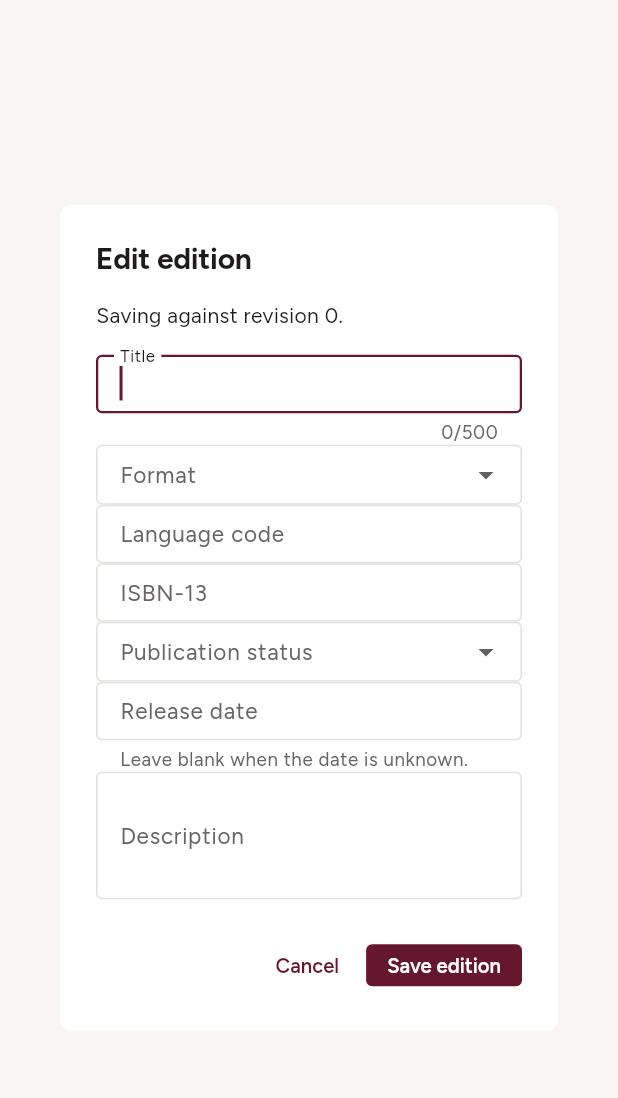
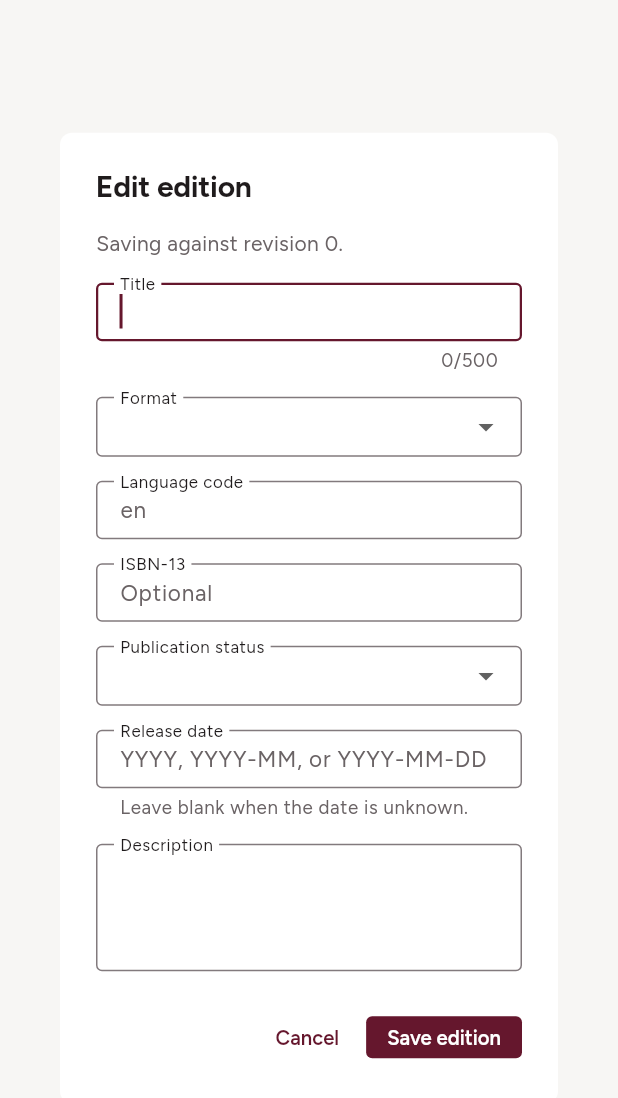
Before and after one commit to thorrsson/bookalog, a Flutter app: the EditionMetadataDialog widget shown alone on an empty page, opened directly with empty values, on a phone screen of 412 x 824 dp. Shown: the top 1098 px of the screen. Run offline on Flutter 3.47's test engine with Material 3 defaults, Android fonts, the phone set to English and light mode, and no system bars; our stand-ins replace csv, flutter_secure_storage, share_plus, shared_preferences, supabase_flutter; missing offline and left inert: cryptography, excel_community, file_selector; accounts and stored records are empty; network calls fail.

Commit message:
Improve responsive form layout and validation
Co-authored-by: Copilot App <223556219+Copilot@users.noreply.github.com>

```diff
--- a/app/lib/design.dart
+++ b/app/lib/design.dart
@@ -18,6 +18,7 @@ class ShelfPalette extends ThemeExtension<ShelfPalette> {
     required this.ink,
     required this.inkMuted,
     required this.hairline,
+    required this.inputBorder,
     required this.accent,
     required this.onAccent,
     required this.accentInk,
@@ -31,6 +32,7 @@ class ShelfPalette extends ThemeExtension<ShelfPalette> {
   final Color ink;
   final Color inkMuted;
   final Color hairline;
+  final Color inputBorder;
   final Color accent;
   final Color onAccent;
 
@@ -50,6 +52,7 @@ class ShelfPalette extends ThemeExtension<ShelfPalette> {
     ink: Color(0xff1f1b1c),
     inkMuted: Color(0xff6a6365),
     hairline: Color(0xffe3dfdc),
+    inputBorder: Color(0xff827a7d),
     accent: Color(0xff65172d),
     onAccent: Color(0xffffffff),
     accentInk: Color(0xff65172d),
@@ -64,6 +67,7 @@ class ShelfPalette extends ThemeExtension<ShelfPalette> {
     ink: Color(0xffece7e8),
     inkMuted: Color(0xffa39c9e),
     hairline: Color(0xff343032),
+    inputBorder: Color(0xff7d7578),
     accent: Color(0xff7e2a41),
     onAccent: Color(0xffffffff),
     accentInk: Color(0xffdda3af),
@@ -82,6 +86,7 @@ class ShelfPalette extends ThemeExtension<ShelfPalette> {
     Color? ink,
     Color? inkMuted,
     Color? hairline,
+    Color? inputBorder,
     Color? accent,
     Color? onAccent,
     Color? accentInk,
@@ -94,6 +99,7 @@ class ShelfPalette extends ThemeExtension<ShelfPalette> {
     ink: ink ?? this.ink,
     inkMuted: inkMuted ?? this.inkMuted,
     hairline: hairline ?? this.hairline,
+    inputBorder: inputBorder ?? this.inputBorder,
     accent: accent ?? this.accent,
     onAccent: onAccent ?? this.onAccent,
     accentInk: accentInk ?? this.accentInk,
@@ -111,6 +117,7 @@ class ShelfPalette extends ThemeExtension<ShelfPalette> {
       ink: Color.lerp(ink, other.ink, t)!,
       inkMuted: Color.lerp(inkMuted, other.inkMuted, t)!,
       hairline: Color.lerp(hairline, other.hairline, t)!,
+      inputBorder: Color.lerp(inputBorder, other.inputBorder, t)!,
       accent: Color.lerp(accent, other.accent, t)!,
       onAccent: Color.lerp(onAccent, other.onAccent, t)!,
       accentInk: Color.lerp(accentInk, other.accentInk, t)!,
@@ -134,6 +141,119 @@ const shelfMono = TextStyle(
 );
 
 const shelfRadius = BorderRadius.all(Radius.circular(4));
+const shelfFormSpacing = 16.0;
+
+class ShelfDialogTitle extends StatelessWidget {
+  const ShelfDialogTitle({
+    super.key,
+    required this.title,
+    this.error,
+    this.busy = false,
+  });
+
+  final String title;
+  final String? error;
+  final bool busy;
+
+  @override
+  Widget build(BuildContext context) {
+    final visibleHeight =
+        MediaQuery.sizeOf(context).height -
+        MediaQuery.viewInsetsOf(context).vertical;
+    final maxErrorHeight = (visibleHeight * 0.25).clamp(0.0, 120.0);
+    return Column(
+      mainAxisSize: MainAxisSize.min,
+      crossAxisAlignment: CrossAxisAlignment.start,
+      children: [
+        Text(title),
+        if (error case final message?)
+          Padding(
+            padding: const EdgeInsets.only(top: 8),
+            child: ConstrainedBox(
+              constraints: BoxConstraints(maxHeight: maxErrorHeight),
+              child: ShelfFormScroll(
+                child: Semantics(
+                  liveRegion: true,
+                  child: Text(
+                    message,
+                    style: Theme.of(context).textTheme.bodySmall
+                        ?.copyWith(color: Theme.of(context).colorScheme.error),
+                  ),
+                ),
+              ),
+            ),
+          ),
+        if (busy)
+          const Padding(
+            padding: EdgeInsets.only(top: 12),
+            child: LinearProgressIndicator(),
+          ),
+      ],
+    );
+  }
+}
+
+class ShelfFormScroll extends StatefulWidget {
+  const ShelfFormScroll({super.key, required this.child});
+
+  final Widget child;
+
+  @override
+  State<ShelfFormScroll> createState() => _ShelfFormScrollState();
+}
+
+class _ShelfFormScrollState extends State<ShelfFormScroll> {
+  final _controller = ScrollController();
+
+  @override
+  void dispose() {
+    _controller.dispose();
+    super.dispose();
+  }
+
+  @override
+  Widget build(BuildContext context) => ScrollConfiguration(
+    behavior: ScrollConfiguration.of(context).copyWith(scrollbars: false),
+    child: Scrollbar(
+      controller: _controller,
+      thumbVisibility: true,
+      child: SingleChildScrollView(
+        controller: _controller,
+        child: widget.child,
+      ),
+    ),
+  );
+}
+
+class ShelfFormRow extends StatelessWidget {
+  const ShelfFormRow({super.key, required this.first, required this.second});
+
+  final Widget first;
+  final Widget second;
+
+  @override
+  Widget build(BuildContext context) => LayoutBuilder(
+    builder: (context, constraints) {
+      final scale = MediaQuery.textScalerOf(context).scale(14) / 14;
+      final minimumFieldWidth = 208 * (scale > 1 ? scale : 1.0);
+      if (constraints.maxWidth < minimumFieldWidth * 2 + shelfFormSpacing) {
+        return Column(
+          crossAxisAlignment: CrossAxisAlignment.stretch,
+          spacing: shelfFormSpacing,
+          children: [first, second],
+        );
+      }
+      return Row(
+        crossAxisAlignment: CrossAxisAlignment.start,
+        children: [
+          Expanded(child: first),
+          const SizedBox(width: shelfFormSpacing),
+          Expanded(child: second),
+        ],
+      );
+    },
+  );
+}
 
 ThemeData buildBookalogTheme(Brightness brightness) {
   final palette = brightness == Brightness.light
@@ -221,6 +341,7 @@ ThemeData buildBookalogTheme(Brightness brightness) {
   const buttonSize = Size(0, 36);
   const buttonPadding = EdgeInsets.symmetric(horizontal: 14);
   final hairlineSide = BorderSide(color: palette.hairline);
+  final inputSide = BorderSide(color: palette.inputBorder);
   return base.copyWith(
     textTheme: text,
     scaffoldBackgroundColor: palette.canvas,
@@ -305,14 +426,15 @@ ThemeData buildBookalogTheme(Brightness brightness) {
       filled: true,
       fillColor: palette.paper,
       isDense: true,
+      floatingLabelBehavior: FloatingLabelBehavior.always,
       contentPadding: const EdgeInsets.symmetric(horizontal: 12, vertical: 12),
       border: OutlineInputBorder(
         borderRadius: shelfRadius,
-        borderSide: hairlineSide,
+        borderSide: inputSide,
       ),
       enabledBorder: OutlineInputBorder(
         borderRadius: shelfRadius,
-        borderSide: hairlineSide,
+        borderSide: inputSide,
       ),
       focusedBorder: OutlineInputBorder(
         borderRadius: shelfRadius,
--- a/app/lib/main.dart
+++ b/app/lib/main.dart
@@ -196,10 +196,14 @@ class _Wordmark extends StatelessWidget {
     children: [
       const ShelfMark(),
       const SizedBox(width: 10),
-      Text(
+      Flexible(
+        child: Text(
           'Bookalog',
+          maxLines: 1,
+          overflow: TextOverflow.ellipsis,
           style: Theme.of(context).textTheme.titleMedium
               ?.copyWith(fontWeight: FontWeight.w700, letterSpacing: -0.2),
+        ),
       ),
     ],
   );
@@ -2990,11 +2994,14 @@ class _AddMemberDialogState extends State<_AddMemberDialog> {
 
   @override
   Widget build(BuildContext context) => AlertDialog(
-    title: const Text('Add catalog member'),
+    title: ShelfDialogTitle(title: 'Add catalog member', error: _error),
     content: SizedBox(
       width: 420,
+      child: ShelfFormScroll(
         child: Column(
           mainAxisSize: MainAxisSize.min,
+          crossAxisAlignment: CrossAxisAlignment.stretch,
+          spacing: shelfFormSpacing,
           children: [
             TextField(
               controller: _email,
@@ -3015,17 +3022,8 @@ class _AddMemberDialogState extends State<_AddMemberDialog> {
                 if (role != null) setState(() => _role = role);
               },
             ),
-          if (_error case final error?) ...[
-            const SizedBox(height: 12),
-            Semantics(
-              liveRegion: true,
-              child: Text(
-                error,
-                style: TextStyle(color: Theme.of(context).colorScheme.error),
-              ),
-            ),
-          ],
-        ],
+          ],
+        ),
       ),
     ),
     actions: [
@@ -3064,13 +3062,13 @@ class _EditMemberDialogState extends State<_EditMemberDialog> {
     title: const Text('Member access'),
     content: SizedBox(
       width: 420,
+      child: ShelfFormScroll(
         child: Column(
           mainAxisSize: MainAxisSize.min,
-        children: [
-          Align(
-            alignment: Alignment.centerLeft,
-            child: Text(widget.member.email),
-          ),
+          crossAxisAlignment: CrossAxisAlignment.stretch,
+          spacing: shelfFormSpacing,
+          children: [
+            Text(widget.member.email),
             DropdownButtonFormField<CatalogRole>(
               initialValue: _role,
               decoration: const InputDecoration(labelText: 'Catalog role'),
@@ -3091,6 +3089,7 @@ class _EditMemberDialogState extends State<_EditMemberDialog> {
               onChanged: (value) => setState(() => _active = value),
             ),
           ],
+        ),
       ),
     ),
     actions: [
@@ -3192,25 +3191,29 @@ class _CatalogFilterDialogState extends State<_CatalogFilterDialog> {
 
   @override
   Widget build(BuildContext context) => AlertDialog(
-    title: const Text('Filter catalog'),
+    title: ShelfDialogTitle(title: 'Filter catalog', error: _error),
     content: SizedBox(
       width: 460,
-      child: SingleChildScrollView(
+      child: ShelfFormScroll(
         child: Column(
           mainAxisSize: MainAxisSize.min,
-          children: [
-            TextField(
+          crossAxisAlignment: CrossAxisAlignment.stretch,
+          spacing: shelfFormSpacing,
+          children: [
+            ShelfFormRow(
+              first: TextField(
                 controller: _category,
                 decoration: const InputDecoration(
                   labelText: 'Category contains',
                   hintText: 'e.g. Fiction',
                 ),
               ),
-            TextField(
+              second: TextField(
                 controller: _contributor,
                 decoration: const InputDecoration(
                   labelText: 'Contributor contains',
                   hintText: 'e.g. surname',
+                ),
               ),
             ),
             DropdownButtonFormField<String>(
@@ -3239,26 +3242,30 @@ class _CatalogFilterDialogState extends State<_CatalogFilterDialog> {
                 hintText: 'YYYY, YYYY-MM, or YYYY-MM-DD',
               ),
             ),
-            const SizedBox(height: 16),
-            TextField(
+            ShelfFormRow(
+              first: TextField(
                 controller: _releaseFrom,
                 decoration: const InputDecoration(
                   labelText: 'Release range: from',
                   hintText: 'YYYY-MM-DD',
                 ),
               ),
-            TextField(
+              second: TextField(
                 controller: _releaseThrough,
                 decoration: const InputDecoration(
                   labelText: 'Release range: through',
                   hintText: 'YYYY-MM-DD',
                 ),
               ),
-            const SizedBox(height: 8),
-            const Text(
+            ),
+            Text(
               'Includes year-only and month-only dates that could fall in the range. Unknown dates are excluded.',
-            ),
-            TextButton(
+              style: Theme.of(context).textTheme.bodySmall
+                  ?.copyWith(color: ShelfPalette.of(context).inkMuted),
+            ),
+            Align(
+              alignment: Alignment.centerLeft,
+              child: TextButton(
                 onPressed: () {
                   final today = DateTime.now();
                   _releaseFrom.text = catalogDate(today);
@@ -3268,16 +3275,7 @@ class _CatalogFilterDialogState extends State<_CatalogFilterDialog> {
                 },
                 child: const Text('Next six months'),
               ),
-            if (_error case final error?) ...[
-              const SizedBox(height: 12),
-              Semantics(
-                liveRegion: true,
-                child: Text(
-                  error,
-                  style: TextStyle(color: Theme.of(context).colorScheme.error),
-                ),
-              ),
-            ],
+            ),
           ],
         ),
       ),
@@ -3525,6 +3523,18 @@ class _EditionMetadataDialogState extends State<EditionMetadataDialog> {
     return value.isEmpty || isValidReleaseDate(value)
         ? null
         : 'Enter a real date as YYYY, YYYY-MM, or YYYY-MM-DD.';
+  }
+
+  String? get _errorMessage {
+    final error = _error;
+    if (error == null) return null;
+    if (_connectivityLost) {
+      return 'Connection lost. Your draft is still here, but editing is paused until you reconnect.';
+    }
+    if (error is PostgrestException && error.code == 'PT409') {
+      return 'This edition changed elsewhere. Your draft is still here; copy it before canceling and reloading.';
+    }
+    return error.toString();
   }
 
   Future<void> _save() async {
@@ -3596,13 +3606,18 @@ class _EditionMetadataDialogState extends State<EditionMetadataDialog> {
   Widget build(BuildContext context) => PopScope(
     canPop: !_busy,
     child: AlertDialog(
-      title: Text(widget.edition == null ? 'Add edition' : 'Edit edition'),
+      title: ShelfDialogTitle(
+        title: widget.edition == null ? 'Add edition' : 'Edit edition',
+        error: _errorMessage,
+        busy: _busy,
+      ),
       content: SizedBox(
         width: 520,
-        child: SingleChildScrollView(
+        child: ShelfFormScroll(
           child: Column(
             mainAxisSize: MainAxisSize.min,
-            crossAxisAlignment: CrossAxisAlignment.start,
+            crossAxisAlignment: CrossAxisAlignment.stretch,
+            spacing: shelfFormSpacing,
             children: [
               Text(
                 widget.edition == null
@@ -3610,8 +3625,9 @@ class _EditionMetadataDialogState extends State<EditionMetadataDialog> {
                           ? 'Creates a new work with its first edition.'
                           : 'Adds an edition to the selected work. ISBN, credits, categories and cover are not copied.'
                     : 'Saving against revision ${widget.edition!.revision}.',
-              ),
-              const SizedBox(height: 16),
+                style: Theme.of(context).textTheme.bodyMedium
+                    ?.copyWith(color: ShelfPalette.of(context).inkMuted),
+              ),
               TextField(
                 controller: _title,
                 enabled: !_busy && !_connectivityLost,
@@ -3619,15 +3635,20 @@ class _EditionMetadataDialogState extends State<EditionMetadataDialog> {
                 autofocus: true,
                 decoration: const InputDecoration(labelText: 'Title'),
               ),
-              DropdownButtonFormField<String>(
+              ShelfFormRow(
+                first: DropdownButtonFormField<String>(
                   initialValue: _format,
+                  isExpanded: true,
                   decoration: const InputDecoration(labelText: 'Format'),
                   items: const [
                     DropdownMenuItem(
                       value: 'paperback',
                       child: Text('Paperback'),
                     ),
-                  DropdownMenuItem(value: 'hardback', child: Text('Hardback')),
+                    DropdownMenuItem(
+                      value: 'hardback',
+                      child: Text('Hardback'),
+                    ),
                     DropdownMenuItem(value: 'ebook', child: Text('Ebook')),
                     DropdownMenuItem(value: 'audio', child: Text('Audio')),
                   ],
@@ -3637,7 +3658,7 @@ class _EditionMetadataDialogState extends State<EditionMetadataDialog> {
                           if (value != null) setState(() => _format = value);
                         },
                 ),
-              TextField(
+                second: TextField(
                   controller: _language,
                   enabled: !_busy && !_connectivityLost,
                   decoration: const InputDecoration(
@@ -3645,7 +3666,9 @@ class _EditionMetadataDialogState extends State<EditionMetadataDialog> {
                     hintText: 'en',
                   ),
                 ),
-              TextField(
+              ),
+              ShelfFormRow(
+                first: TextField(
                   controller: _isbn,
                   enabled: !_busy && !_connectivityLost,
                   keyboardType: TextInputType.number,
@@ -3654,8 +3677,9 @@ class _EditionMetadataDialogState extends State<EditionMetadataDialog> {
                     hintText: 'Optional',
                   ),
                 ),
-              DropdownButtonFormField<String>(
+                second: DropdownButtonFormField<String>(
                   initialValue: _publicationStatus,
+                  isExpanded: true,
                   decoration: const InputDecoration(
                     labelText: 'Publication status',
                   ),
@@ -3665,7 +3689,10 @@ class _EditionMetadataDialogState extends State<EditionMetadataDialog> {
                       value: 'announced',
                       child: Text('Announced'),
                     ),
-                  DropdownMenuItem(value: 'released', child: Text('Released')),
+                    DropdownMenuItem(
+                      value: 'released',
+                      child: Text('Released'),
+                    ),
                     DropdownMenuItem(
                       value: 'out_of_print',
                       child: Text('Out of print'),
@@ -3678,6 +3705,7 @@ class _EditionMetadataDialogState extends State<EditionMetadataDialog> {
                             setState(() => _publicationStatus = value);
                           }
                         },
+                ),
               ),
               TextField(
                 controller: _releaseDate,
@@ -3695,22 +3723,6 @@ class _EditionMetadataDialogState extends State<EditionMetadataDialog> {
                 maxLines: 6,
                 decoration: const InputDecoration(labelText: 'Description'),
               ),
-              if (_busy) const LinearProgressIndicator(),
-              if (_error != null)
-                Semantics(
-                  liveRegion: true,
-                  child: Text(
-                    _connectivityLost
-                        ? 'Connection lost. Your draft is still here, but editing is paused until you reconnect.'
-                        : _error is PostgrestException &&
-                              (_error as PostgrestException).code == 'PT409'
-                        ? 'This edition changed elsewhere. Your draft is still here; copy it before canceling and reloading.'
-                        : _error.toString(),
-                    style: TextStyle(
-                      color: Theme.of(context).colorScheme.error,
-                    ),
-                  ),
-                ),
             ],
           ),
         ),
```
Also changed, not shown: app/lib/exchange_screen.dart (+5 -3 lines), app/lib/relationships.dart (+13 -16 lines), 4 other files. Lines whose indentation alone changed are shown as unchanged.
